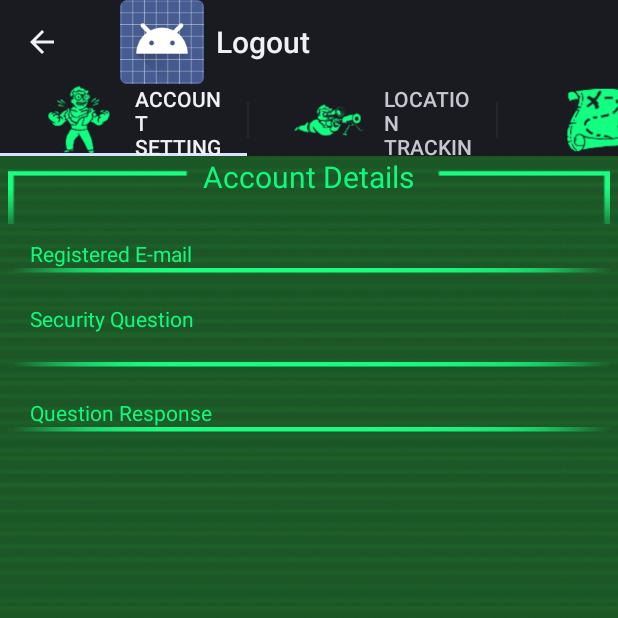
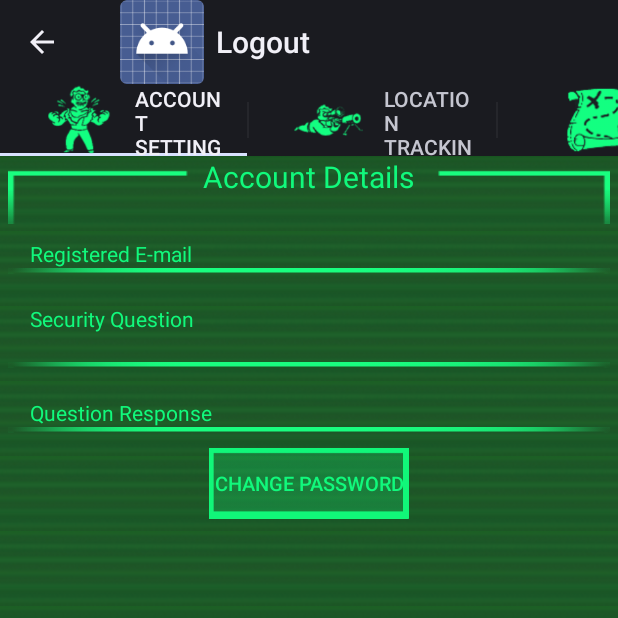
Before and after one commit to joshru/GeoTracker, an Android app: the MainActivity screen opened directly, with no data from a screen before it, on a phone screen of 412 x 824 dp, the top half of it. Run offline under Robolectric (Android 15) with nearby library versions, the phone set to English and light mode, and no system bars.

Commit message:
Attempting to implement change password

```diff
--- a/app/src/main/java/com/tcss450/moneyteam/geotracker/activities/MainActivity.java
+++ b/app/src/main/java/com/tcss450/moneyteam/geotracker/activities/MainActivity.java
@@ -17,6 +17,7 @@ import android.view.MotionEvent;
 import com.tcss450.moneyteam.geotracker.R;
 import com.tcss450.moneyteam.geotracker.PipTabListener;
 import com.tcss450.moneyteam.geotracker.fragments.AccountFragment;
+import com.tcss450.moneyteam.geotracker.fragments.ForgotPasswordDialog;
 import com.tcss450.moneyteam.geotracker.fragments.MapFragment;
 import com.tcss450.moneyteam.geotracker.fragments.TrackingFragment;
 
@@ -106,6 +107,14 @@ public class MainActivity extends Activity implements GestureDetector.OnGestureL
         mDetector = new GestureDetectorCompat(this,this);
         mDetector.setOnDoubleTapListener(this);
 
+    }
+
+    /**
+     * OnClickListener for change password button.
+     */
+    public void changePassword() {
+        ForgotPasswordDialog dialog = ForgotPasswordDialog.newInstance();
+        dialog.show(getFragmentManager(), "forgotPW");
     }
 
     /**
--- a/app/src/main/res/layout/fragment_account_settings.xml
+++ b/app/src/main/res/layout/fragment_account_settings.xml
@@ -145,4 +145,24 @@
 
     </RelativeLayout>
 
+    <RelativeLayout
+        android:layout_width="133dp"
+        android:layout_height="47dp"
+        android:layout_gravity="center_horizontal"
+        android:background="@drawable/pip_button_background_alpha">
+
+        <Button
+            style="?android:attr/buttonStyleSmall"
+            android:layout_width="wrap_content"
+            android:layout_height="wrap_content"
+            android:text="@string/account_reset_password_button"
+            android:id="@+id/account_password_reset"
+            android:onClick="changePassword"
+            android:layout_alignParentRight="true"
+            android:layout_alignParentEnd="true"
+            android:background="@drawable/pip_button_outline"
+            android:textColor="@color/pip_light_neon"
+            android:textSize="13sp" />
+    </RelativeLayout>
+
 </LinearLayout>
--- a/app/src/main/res/values/strings.xml
+++ b/app/src/main/res/values/strings.xml
@@ -121,6 +121,7 @@
     <string name="logged_in_boolean">userLoggedIn</string>
     <string name="user_info_main_key">userInfo</string>
     <string name="tos_text">EMPTY</string>
+    <string name="account_reset_password_button">Change Password</string>
 
 
     <!-- UNSORTED VALUES-->
```
